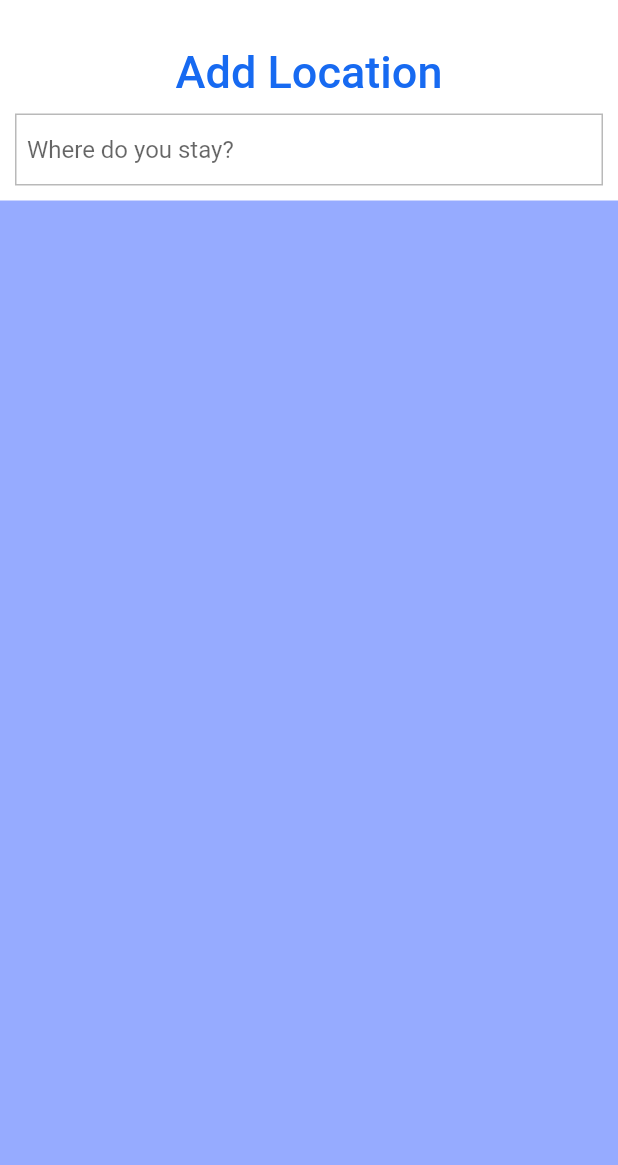
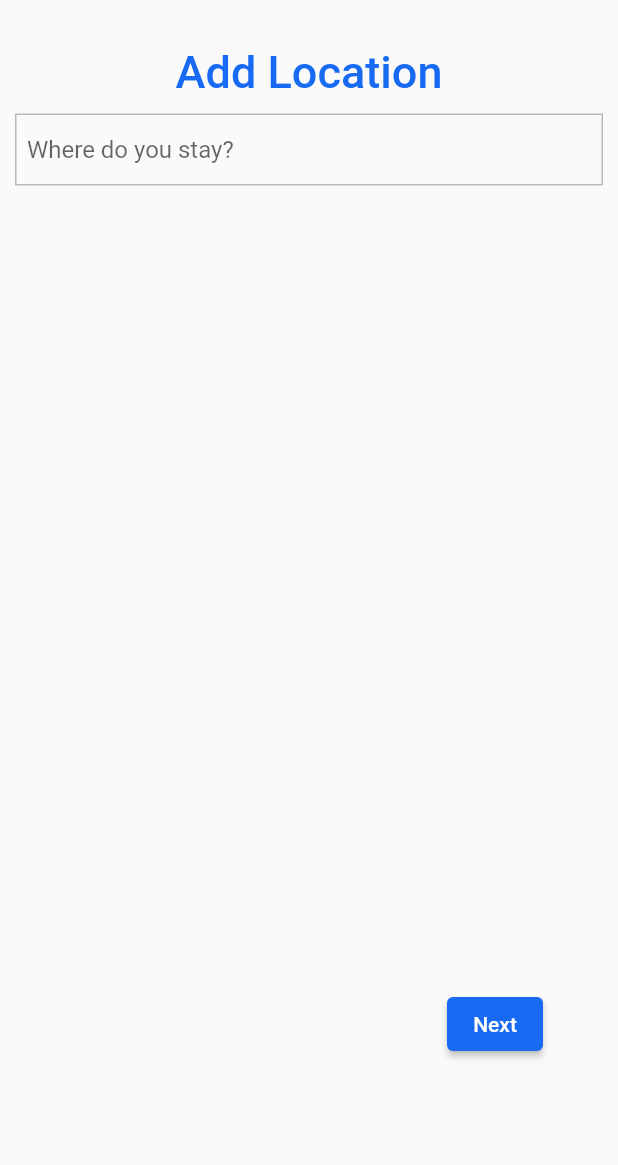
Before and after one commit to Needlinc/Needlinc, a Flutter app: the Location screen opened directly, on a phone screen of 412 x 824 dp, the part 71-1236 px from its top. Run offline on Flutter 3.47's test engine with Material 2 defaults, Android fonts, the light colour scheme and no system bars; our stand-ins replace animated_text_kit, calendar_date_picker2, curved_navigation_bar, flutter_staggered_animations, google_fonts.

Commit message:
Setup location page

```diff
--- a/lib/needlinc/shared-pages/auth-pages/location.dart
+++ b/lib/needlinc/shared-pages/auth-pages/location.dart
@@ -9,13 +9,18 @@ class Location extends StatefulWidget {
 }
 
 class _LocationState extends State<Location> {
+  FocusNode _focusNode = FocusNode();
+
+  @override
+  void dispose() {
+    _focusNode.dispose();
+    super.dispose();
+  }
+
   @override
   Widget build(BuildContext context) {
     return Scaffold(
-      backgroundColor: NeedlincColors.blue3,
-      body: Container(
-        color: NeedlincColors.white,
-        child: Column(
+      body: Column(
         mainAxisSize: MainAxisSize.min,
         mainAxisAlignment: MainAxisAlignment.center,
         children: [
@@ -65,6 +70,13 @@ class _LocationState extends State<Location> {
           Padding(
             padding: const EdgeInsets.all(10.0),
             child: TextField(
+              focusNode: _focusNode,
+              onTap: () {
+                if (_focusNode.hasFocus) {
+                  print('Textfield is Active');
+                } else
+                  print('Textfield not Active');
+              },
               decoration: InputDecoration(
                 hintText: 'Where do you stay?',
                 contentPadding: EdgeInsets.symmetric(horizontal: 8.0),
@@ -83,8 +95,30 @@ class _LocationState extends State<Location> {
               ),
             ),
           ),
+          // Next button
+          Expanded(
+            child: Container(
+              alignment: Alignment.bottomRight,
+              padding: EdgeInsets.only(right: 50, bottom: 70),
+              child: ElevatedButton(
+                onPressed: () {
+                  // if (addBirth == true) {
+                  //   Navigator.push(
+                  //             context,
+                  //             MaterialPageRoute(
+                  //                 builder: (context) => Location()));
+                  // }
+                  // _ShowAddBirth();
+                },
+                style: ElevatedButton.styleFrom(
+                    backgroundColor: NeedlincColors.blue1),
+                child: Text(
+                  'Next',
+                ),
+              ),
+            ),
+          )
         ],
-        ),
       ),
     );
   }
```
Lines whose indentation alone changed are shown as unchanged.
